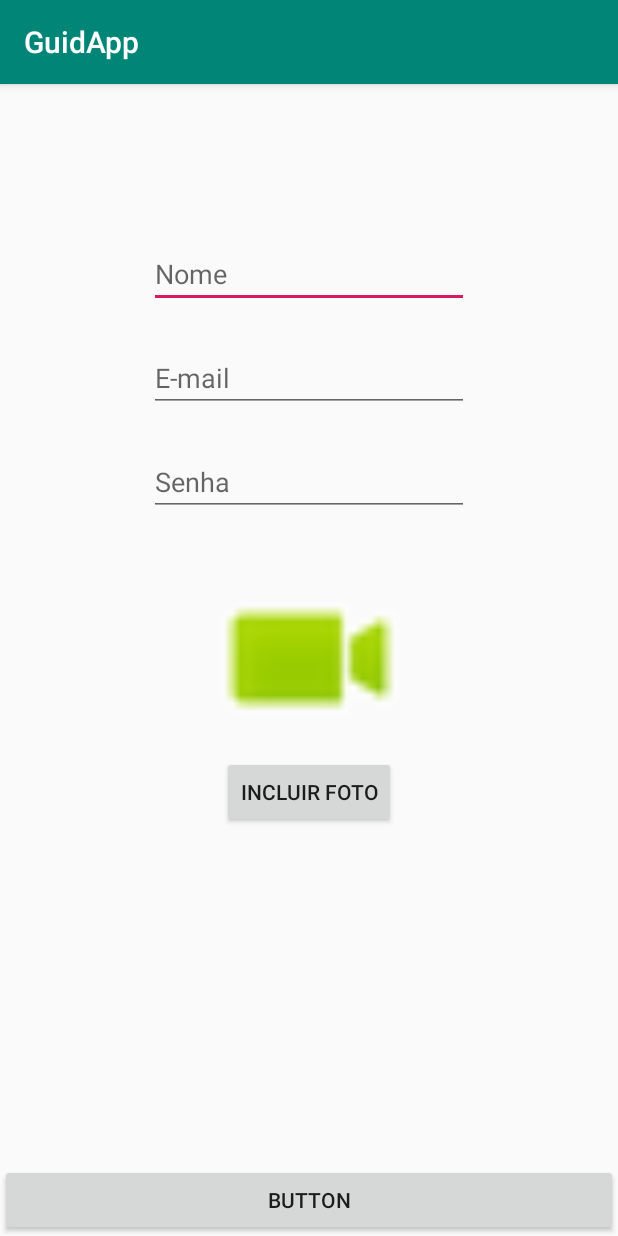
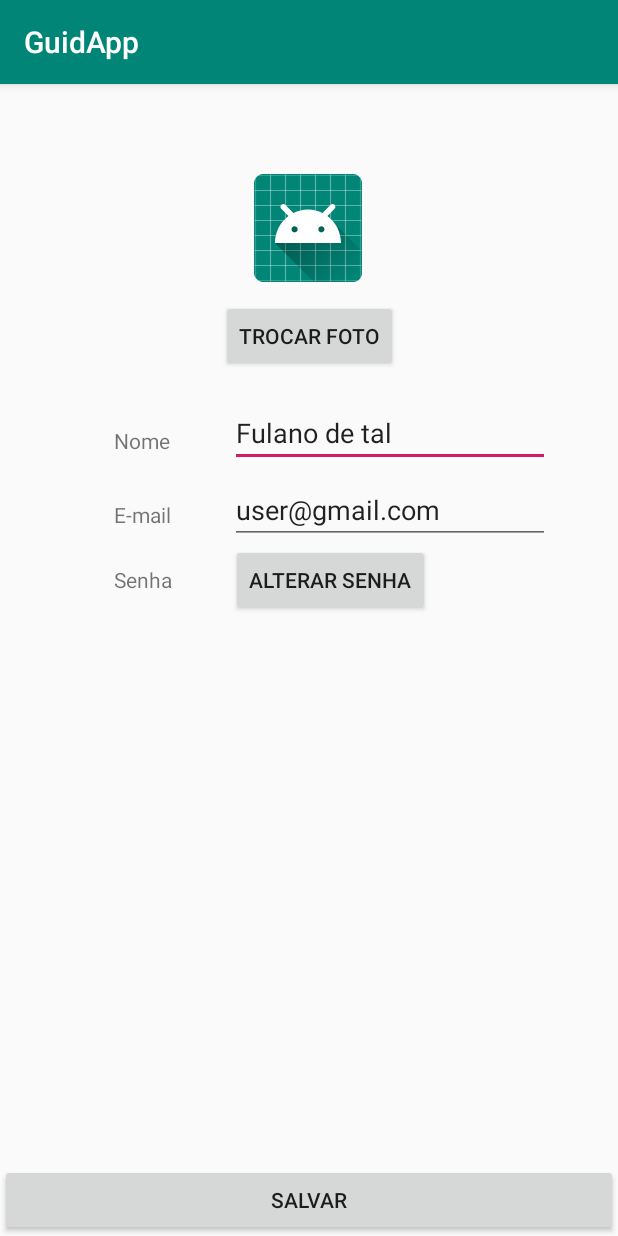
Before and after one commit to guidapp/mobile, an Android app: the UsuarioPerfil screen opened directly, with no data from a screen before it, on a phone screen of 412 x 824 dp. Run offline under Robolectric (Android 15) with nearby library versions, the phone set to English and light mode, and no system bars.

Commit message:
Correção em tela de cadastro e criação de tela de perfil.

```diff
--- a/app/src/main/AndroidManifest.xml
+++ b/app/src/main/AndroidManifest.xml
@@ -9,7 +9,8 @@
         android:roundIcon="@mipmap/ic_launcher_round"
         android:supportsRtl="true"
         android:theme="@style/AppTheme">
-        <activity android:name=".UsuarioPerfil"></activity>
+        <activity android:name=".CadastroUsuario"></activity>
+        <activity android:name=".UsuarioPerfil" />
         <activity
             android:name=".DescricaoEvento"
             android:label="@string/title_activity_descricao_evento"
--- a/app/src/main/res/layout/activity_usuario_perfil.xml
+++ b/app/src/main/res/layout/activity_usuario_perfil.xml
@@ -6,71 +6,103 @@
     android:layout_height="match_parent"
     tools:context=".UsuarioPerfil">
 
-    <EditText
-        android:id="@+id/editText"
-        android:layout_width="wrap_content"
-        android:layout_height="wrap_content"
-        android:layout_marginTop="104dp"
-        android:layout_marginEnd="48dp"
-        android:layout_marginRight="48dp"
-        android:ems="10"
-        android:hint="Nome"
-        android:inputType="textPersonName"
-        app:layout_constraintEnd_toEndOf="parent"
-        app:layout_constraintHorizontal_bias="0.66"
-        app:layout_constraintStart_toStartOf="parent"
-        app:layout_constraintTop_toTopOf="parent" />
-
-    <EditText
-        android:id="@+id/editText3"
-        android:layout_width="wrap_content"
-        android:layout_height="wrap_content"
-        android:layout_marginTop="24dp"
-        android:ems="10"
-        android:hint="Senha"
-        android:inputType="textPassword"
-        app:layout_constraintEnd_toEndOf="parent"
-        app:layout_constraintStart_toStartOf="parent"
-        app:layout_constraintTop_toBottomOf="@+id/editText4" />
-
-    <EditText
-        android:id="@+id/editText4"
-        android:layout_width="wrap_content"
-        android:layout_height="wrap_content"
-        android:layout_marginTop="24dp"
-        android:ems="10"
-        android:hint="E-mail"
-        android:inputType="textEmailAddress"
-        app:layout_constraintEnd_toEndOf="parent"
-        app:layout_constraintStart_toStartOf="parent"
-        app:layout_constraintTop_toBottomOf="@+id/editText" />
-
     <Button
-        android:id="@+id/button"
-        android:layout_width="wrap_content"
-        android:layout_height="wrap_content"
-        android:text="Incluir foto"
-        app:layout_constraintEnd_toEndOf="parent"
-        app:layout_constraintStart_toStartOf="parent"
-        app:layout_constraintTop_toBottomOf="@+id/imageView4" />
-
-    <ImageView
-        android:id="@+id/imageView4"
-        android:layout_width="130dp"
-        android:layout_height="130dp"
-        android:layout_marginTop="30dp"
-        app:layout_constraintEnd_toEndOf="parent"
-        app:layout_constraintStart_toStartOf="parent"
-        app:layout_constraintTop_toBottomOf="@+id/editText3"
-        app:srcCompat="@android:drawable/presence_video_online" />
-
-    <Button
-        android:id="@+id/button2"
+        android:id="@+id/btCadastrar"
         android:layout_width="0dp"
         android:layout_height="wrap_content"
-        android:text="Button"
+        android:text="Salvar"
         app:layout_constraintBottom_toBottomOf="parent"
         app:layout_constraintEnd_toEndOf="parent"
         app:layout_constraintStart_toStartOf="parent" />
 
+    <EditText
+        android:id="@+id/etNomePerfil"
+        android:layout_width="wrap_content"
+        android:layout_height="wrap_content"
+        android:layout_marginTop="210dp"
+        android:layout_marginEnd="45dp"
+        android:layout_marginRight="45dp"
+        android:ems="10"
+        android:inputType="textPersonName"
+        android:text="Fulano de tal"
+        app:layout_constraintEnd_toEndOf="parent"
+        app:layout_constraintTop_toTopOf="parent" />
+
+    <EditText
+        android:id="@+id/etEmailPerfil"
+        android:layout_width="wrap_content"
+        android:layout_height="wrap_content"
+        android:layout_marginTop="6dp"
+        android:layout_marginEnd="45dp"
+        android:layout_marginRight="45dp"
+        android:ems="10"
+        android:inputType="textPersonName"
+        android:text="user@gmail.com"
+        app:layout_constraintEnd_toEndOf="parent"
+        app:layout_constraintTop_toBottomOf="@+id/etNomePerfil" />
+
+    <TextView
+        android:id="@+id/textView5"
+        android:layout_width="wrap_content"
+        android:layout_height="wrap_content"
+        android:layout_marginStart="76dp"
+        android:layout_marginLeft="76dp"
+        android:layout_marginTop="30dp"
+        android:text="E-mail"
+        app:layout_constraintStart_toStartOf="parent"
+        app:layout_constraintTop_toBottomOf="@+id/textView" />
+
+    <TextView
+        android:id="@+id/textView6"
+        android:layout_width="wrap_content"
+        android:layout_height="wrap_content"
+        android:layout_marginStart="76dp"
+        android:layout_marginLeft="76dp"
+        android:layout_marginTop="24dp"
+        android:text="Senha"
+        app:layout_constraintStart_toStartOf="parent"
+        app:layout_constraintTop_toBottomOf="@+id/textView5" />
+
+    <TextView
+        android:id="@+id/textView"
+        android:layout_width="wrap_content"
+        android:layout_height="wrap_content"
+        android:layout_marginStart="76dp"
+        android:layout_marginLeft="76dp"
+        android:layout_marginTop="228dp"
+        android:text="Nome"
+        app:layout_constraintStart_toStartOf="parent"
+        app:layout_constraintTop_toTopOf="parent" />
+
+    <ImageView
+        android:id="@+id/ivFotoPerfil"
+        android:layout_width="wrap_content"
+        android:layout_height="wrap_content"
+        android:layout_marginTop="60dp"
+        app:layout_constraintEnd_toEndOf="parent"
+        app:layout_constraintHorizontal_bias="0.498"
+        app:layout_constraintStart_toStartOf="parent"
+        app:layout_constraintTop_toTopOf="parent"
+        app:srcCompat="@mipmap/ic_launcher_round" />
+
+    <Button
+        android:id="@+id/btAlterarSenha"
+        android:layout_width="wrap_content"
+        android:layout_height="wrap_content"
+        android:layout_marginEnd="125dp"
+        android:layout_marginRight="125dp"
+        android:text="Alterar senha"
+        app:layout_constraintEnd_toEndOf="parent"
+        app:layout_constraintTop_toBottomOf="@+id/etEmailPerfil" />
+
+    <Button
+        android:id="@+id/btTrocarFoto"
+        android:layout_width="wrap_content"
+        android:layout_height="wrap_content"
+        android:layout_marginTop="12dp"
+        android:text="Trocar foto"
+        app:layout_constraintEnd_toEndOf="parent"
+        app:layout_constraintStart_toStartOf="parent"
+        app:layout_constraintTop_toBottomOf="@+id/ivFotoPerfil" />
+
 </androidx.constraintlayout.widget.ConstraintLayout>
```
Also changed, not shown: app/src/main/java/com/example/guidapp/CadastroUsuario.java (added, +14 -0 lines), app/src/main/res/layout/activity_cadastro_usuario.xml (added, +88 -0 lines).
